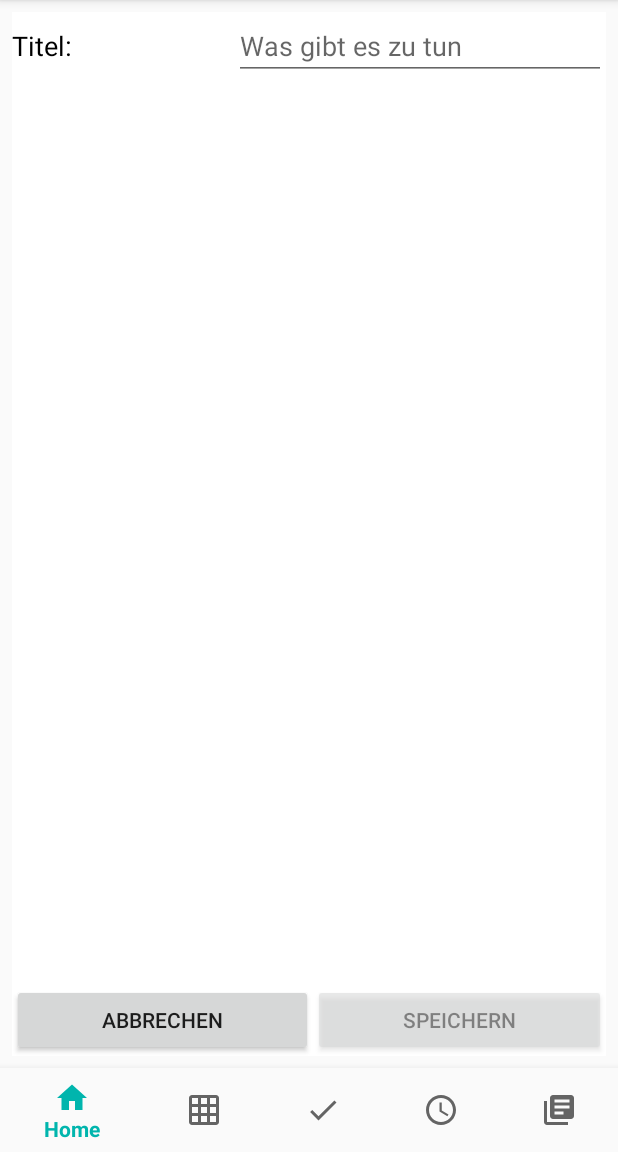
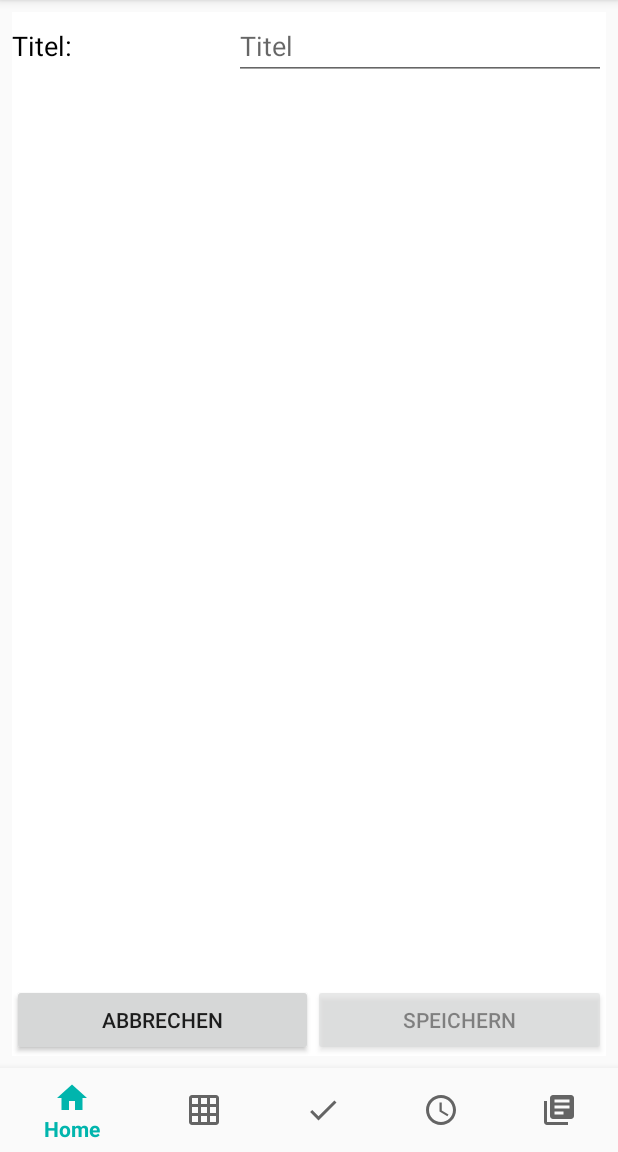
Before and after one commit to MordragT/managy, an Android app: the fragment ToDoAdd placed in its activity, on a phone screen of 412 x 824 dp, the part 84-1236 px from its top. Run offline under Robolectric (Android 15) with nearby library versions, the phone set to English and light mode, and no system bars.

Commit message:
Update fragment_to_do_add.xml

```diff
--- a/fragments/app/src/main/res/layout/fragment_to_do_add.xml
+++ b/fragments/app/src/main/res/layout/fragment_to_do_add.xml
@@ -27,7 +27,7 @@
             android:layout_height="wrap_content"
             android:ems="10"
             android:inputType="textPersonName"
-            android:hint="Was gibt es zu tun"/>
+            android:hint="Titel"/>
     </LinearLayout>
 
     <LinearLayout
```
